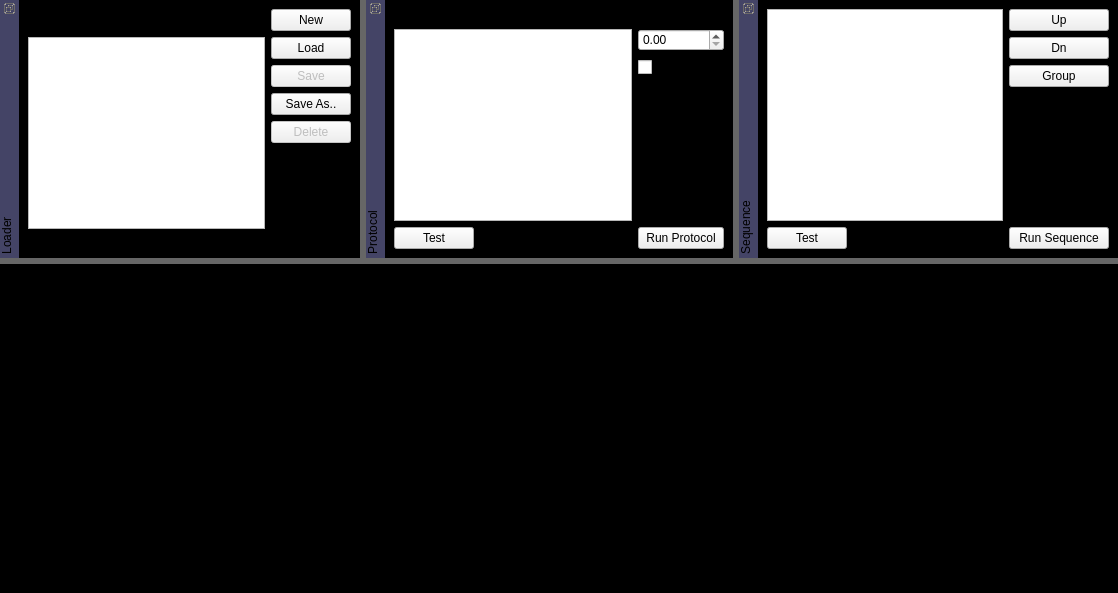
acq4/acq4, file lib/modules/ProtocolRunner/ProtocolRunnerTemplate.ui: the form before one commit.
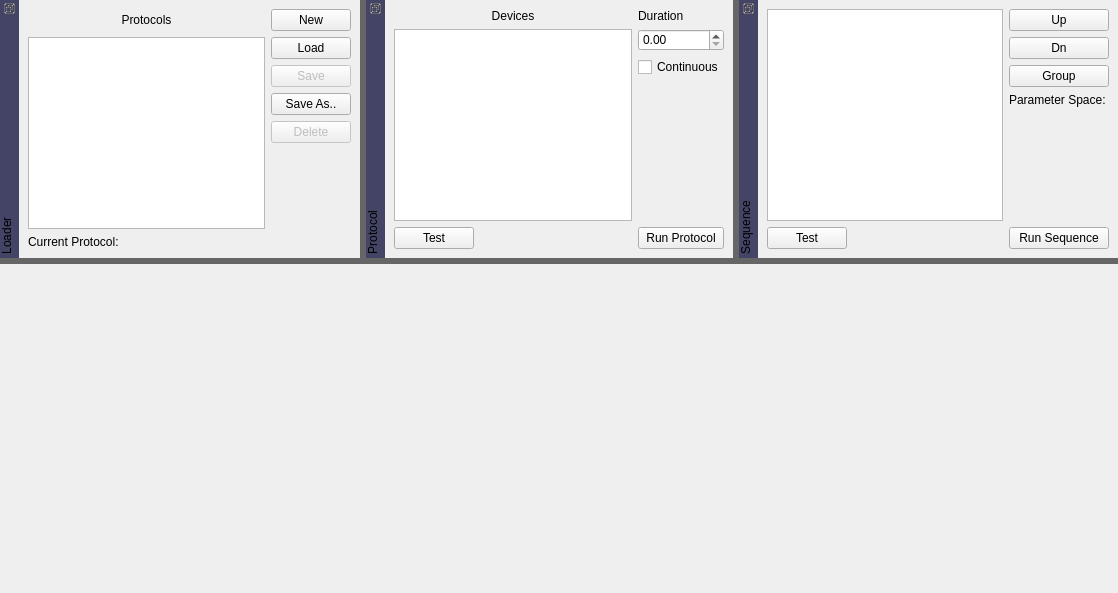
The form after the commit.

```diff
--- a/lib/modules/ProtocolRunner/ProtocolRunnerTemplate.ui
+++ b/lib/modules/ProtocolRunner/ProtocolRunnerTemplate.ui
@@ -15,7 +15,6 @@
   </property>
   <property name="styleSheet">
    <string notr="true">QDockWidget::title { background-color: #446; color: #DDD }
-QMainWindow { background-color: #000 }
 QSplitter::handle {background-color: #666}
 QMainWindow::separator {background-color: #666}</string>
   </property>
```
